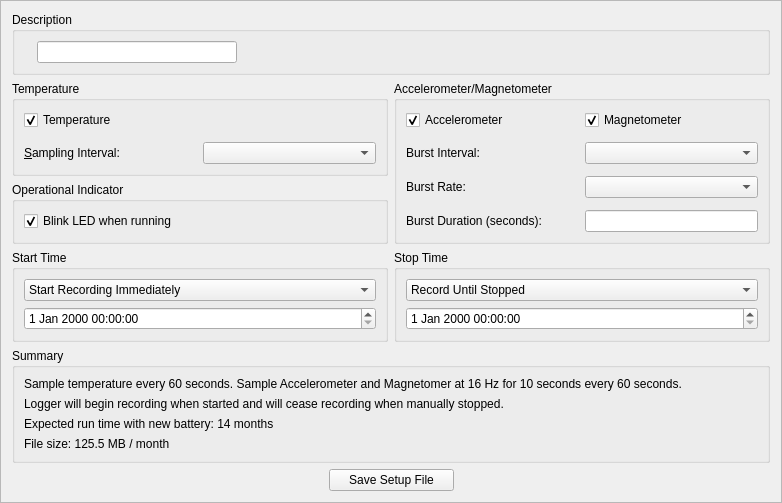
LowellInstruments/Domino, file gui/designer_files/setup.ui: the form before one commit.
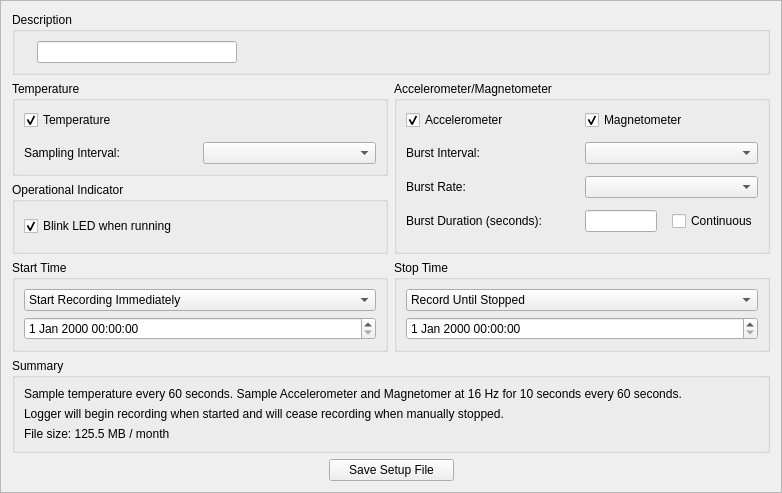
The form after the commit.

Commit message: Implemented burst duration

The edit to the form file:
```diff
--- a/gui/designer_files/setup.ui
+++ b/gui/designer_files/setup.ui
@@ -86,7 +86,7 @@
       <item row="1" column="0">
        <widget class="QLabel" name="label_5">
         <property name="text">
-         <string>&amp;Sampling Interval:</string>
+         <string>Sampling Interval:</string>
         </property>
         <property name="buddy">
          <cstring>comboBox_temp_interval</cstring>
@@ -220,20 +220,13 @@
       <string>Summary</string>
      </property>
      <layout class="QGridLayout" name="gridLayout_8">
-      <item row="3" column="0">
+      <item row="2" column="0">
        <widget class="QLabel" name="label_11">
         <property name="text">
          <string>File size: 125.5 MB / month</string>
         </property>
        </widget>
       </item>
-      <item row="2" column="0">
-       <widget class="QLabel" name="label_10">
-        <property name="text">
-         <string>Expected run time with new battery: 14 months</string>
-        </property>
-       </widget>
-      </item>
       <item row="0" column="0">
        <widget class="QLabel" name="label_9">
         <property name="text">
@@ -292,16 +285,6 @@
         </property>
        </widget>
       </item>
-      <item row="3" column="1">
-       <widget class="QLineEdit" name="lineEdit_burst_duration">
-        <property name="sizePolicy">
-         <sizepolicy hsizetype="Preferred" vsizetype="Fixed">
-          <horstretch>0</horstretch>
-          <verstretch>0</verstretch>
-         </sizepolicy>
-        </property>
-       </widget>
-      </item>
       <item row="2" column="0">
        <widget class="QLabel" name="label_6">
         <property name="text">
@@ -339,7 +322,7 @@
       <item row="2" column="1">
        <widget class="QComboBox" name="comboBox_orient_burst_rate"/>
       </item>
-      <item row="4" column="0">
+      <item row="5" column="0">
        <spacer name="verticalSpacer_2">
         <property name="orientation">
          <enum>Qt::Vertical</enum>
@@ -352,6 +335,30 @@
         </property>
        </spacer>
       </item>
+      <item row="3" column="1">
+       <layout class="QHBoxLayout" name="horizontalLayout_3">
+        <property name="spacing">
+         <number>15</number>
+        </property>
+        <item>
+         <widget class="QLineEdit" name="lineEdit_burst_duration">
+          <property name="sizePolicy">
+           <sizepolicy hsizetype="Preferred" vsizetype="Fixed">
+            <horstretch>0</horstretch>
+            <verstretch>0</verstretch>
+           </sizepolicy>
+          </property>
+         </widget>
+        </item>
+        <item>
+         <widget class="QCheckBox" name="checkBox_continuous">
+          <property name="text">
+           <string>Continuous</string>
+          </property>
+         </widget>
+        </item>
+       </layout>
+      </item>
      </layout>
     </widget>
    </item>
```
The commit also changes 4 other files.
